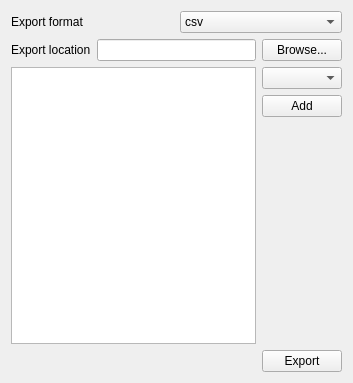
Above: ui/ExportDialog.ui from eVen-gits/EDH_matchmaker before the change. Below: the same form after it.
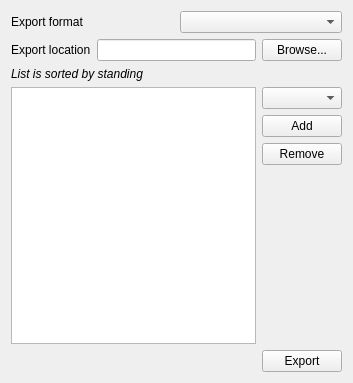
That is the form after the change.

Commit message: *Update: Added GUI and code for standings export

What changed in the file:
```diff
--- a/ui/ExportDialog.ui
+++ b/ui/ExportDialog.ui
@@ -24,23 +24,7 @@
       </widget>
      </item>
      <item>
-      <widget class="QComboBox" name="cb_format">
-       <item>
-        <property name="text">
-         <string>csv</string>
-        </property>
-       </item>
-       <item>
-        <property name="text">
-         <string>discord</string>
-        </property>
-       </item>
-       <item>
-        <property name="text">
-         <string>plain</string>
-        </property>
-       </item>
-      </widget>
+      <widget class="QComboBox" name="cb_format"/>
      </item>
     </layout>
    </item>
@@ -65,6 +49,18 @@
      </item>
     </layout>
    </item>
+   <item>
+    <widget class="QLabel" name="label_3">
+     <property name="font">
+      <font>
+       <italic>true</italic>
+      </font>
+     </property>
+     <property name="text">
+      <string>List is sorted by standing</string>
+     </property>
+    </widget>
+   </item>
    <item>
     <layout class="QHBoxLayout" name="horizontalLayout_3">
      <item>
@@ -126,6 +122,13 @@
          </property>
         </widget>
        </item>
+       <item>
+        <widget class="QPushButton" name="pb_remove">
+         <property name="text">
+          <string>Remove</string>
+         </property>
+        </widget>
+       </item>
        <item>
         <spacer name="verticalSpacer">
          <property name="orientation">
```
Left out of the diff: 8 changed lines with no effect on the pictures. The commit also changes 4 other files.
